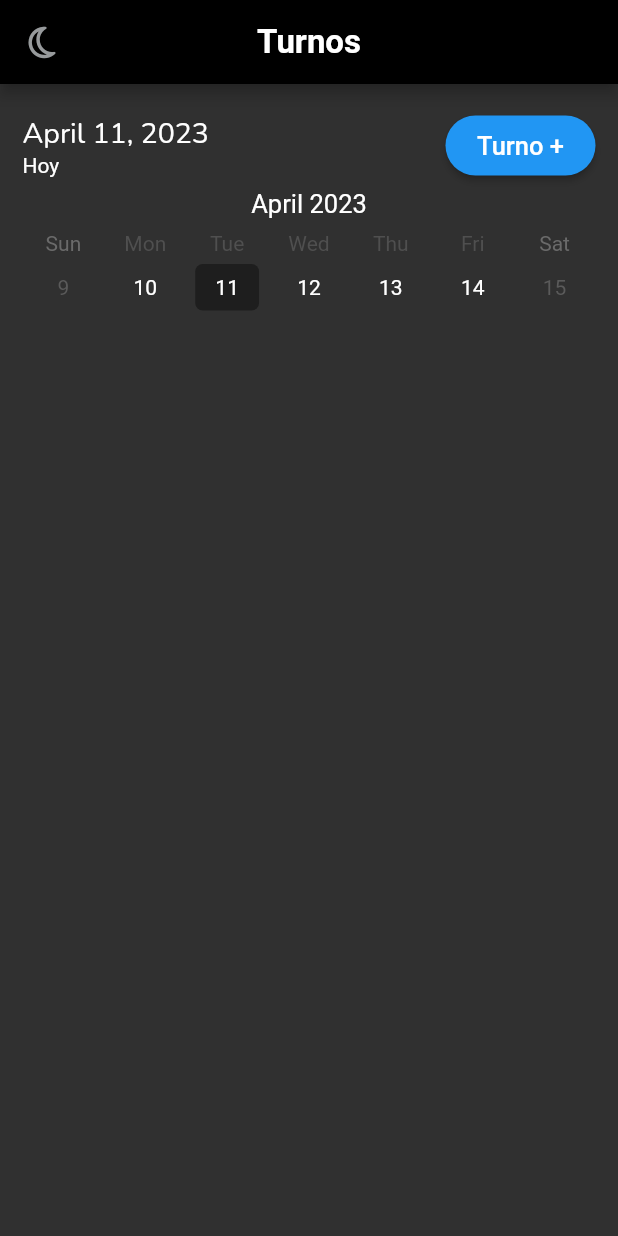
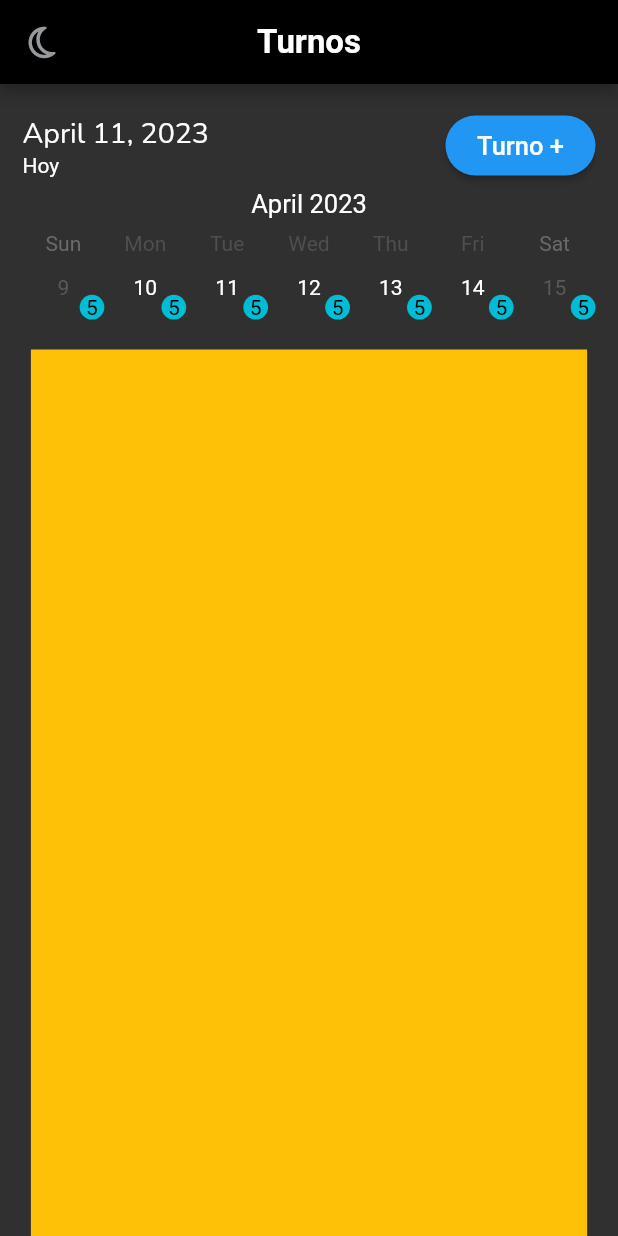
Before and after one commit to CasaGrande34/barber_page, a Flutter app: the TurnosScreen screen opened directly, on a phone screen of 412 x 824 dp. Run offline on Flutter 3.47's test engine with Material 2 defaults, Android fonts, the phone set to English and light mode, and no system bars; drawn by our look-alikes of table_calendar; our stand-ins replace animated_text_kit, email_validator, fluro, font_awesome_flutter, google_fonts, google_nav_bar and 2 more; missing offline and left inert: web_smooth_scroll; accounts and stored records are empty.

Commit message:
acomode el efecto ripple splash pero todavia no lo resolvi, sigo con los turnos

```diff
--- a/lib/UI/home_layout/mobile/screens/turnos_screen.dart
+++ b/lib/UI/home_layout/mobile/screens/turnos_screen.dart
@@ -1,6 +1,7 @@
 import 'package:flutter/material.dart';
 
 import 'package:intl/intl.dart';
+import 'package:landing_page/models/turno.dart';
 import 'package:provider/provider.dart';
 import 'package:table_calendar/table_calendar.dart';
 import 'package:font_awesome_flutter/font_awesome_flutter.dart';
@@ -18,18 +19,27 @@ class TurnosScreen extends StatefulWidget {
 
 class _TurnosScreenState extends State<TurnosScreen> {
   CalendarFormat format = CalendarFormat.week;
-  DateTime today = DateTime.now();
+  late DateTime _selectedDay;
+  late DateTime _focusedDay;
+
+  @override
+  void initState() {
+    _selectedDay = DateTime.now();
+    _focusedDay = DateTime.now();
+    super.initState();
+  }
 
   @override
   Widget build(BuildContext context) {
+    final w = MediaQuery.of(context).size.width;
     final appTheme = Provider.of<ThemeCharger>(context).currentTheme;
     final themeChangerButton = Provider.of<ThemeCharger>(context);
 
-    DateTime today = DateTime.now();
-
-    void onDaySelect(DateTime day, DateTime focusedDay) {
+    void onDaySelect(DateTime selectedDay, DateTime focusedDay) {
       setState(() {
-        today = day;
+        _selectedDay = selectedDay;
+        _focusedDay = focusedDay;
+        print(_selectedDay);
       });
     }
 
@@ -50,6 +60,8 @@ class _TurnosScreenState extends State<TurnosScreen> {
       ),
       body: Padding(
         padding: const EdgeInsets.symmetric(horizontal: SizesApp.padding15),
+        child: SingleChildScrollView(
+          physics: const BouncingScrollPhysics(),
           child: Column(
             children: [
               SizesApp.addVerticalSpace(SizesApp.padding20),
@@ -81,20 +93,88 @@ class _TurnosScreenState extends State<TurnosScreen> {
                     color: Colors.cyan,
                     borderRadius: BorderRadius.circular(SizesApp.padding5),
                   ),
-                  formatButtonTextStyle: const TextStyle(color: Colors.white)),
-
-              selectedDayPredicate: (day) => isSameDay(day, today),
+                  formatButtonTextStyle: const TextStyle(color: Colors.white),
+                ),
+                calendarBuilders: CalendarBuilders(
+                  todayBuilder: (context, day, focusedDay) => Center(
+                    child: Text(day.day.toString()),
+                  ),
+                  markerBuilder: (context, day, events) {
+                    var appts = '5';
+                    return Align(
+                      alignment: Alignment.bottomRight,
+                      child: Container(
+                        alignment: Alignment.center,
+                        height: w * 0.04,
+                        width: w * 0.04,
+                        decoration: const BoxDecoration(
+                            shape: BoxShape.circle, color: Colors.cyan),
+                        child: Text(
+                          appts,
+                          style: const TextStyle(color: Colors.black),
+                        ),
+                      ),
+                    );
+                  },
+                ),
+                selectedDayPredicate: (day) => _selectedDay == day,
                 rowHeight: 43,
                 availableGestures: AvailableGestures.all,
                 firstDay: DateTime.utc(2015, 05, 05),
-              focusedDay: today,
+                focusedDay: _selectedDay,
                 lastDay: DateTime.utc(2025, 05, 05),
                 onDaySelected: onDaySelect,
               ),
               SizesApp.addVerticalSpace(SizesApp.padding20),
+              const ListTurns(),
             ],
           ),
         ),
+      ),
+    );
+  }
+}
+
+class ListTurns extends StatelessWidget {
+  const ListTurns({
+    super.key,
+  });
+
+  @override
+  Widget build(BuildContext context) {
+    final h = MediaQuery.of(context).size.height;
+    final w = MediaQuery.of(context).size.width;
+
+    List<Turno> turnos = [];
+
+    return Container(
+      height: h,
+      width: w * 0.9,
+      color: Colors.amber,
+      child: ListView.builder(
+        itemCount: turnos.length,
+        itemBuilder: (context, index) {
+          final turno = turnos[index];
+          return ItemTurnos(
+            user: turno.user,
+          );
+        },
+      ),
+    );
+  }
+}
+
+class ItemTurnos extends StatelessWidget {
+  final String user;
+  const ItemTurnos({
+    super.key,
+    required this.user,
+  });
+
+  @override
+  Widget build(BuildContext context) {
+    return const ListTile(
+        // title: Text(user.user),
         );
   }
 }
--- a/lib/models/turno.dart
+++ b/lib/models/turno.dart
@@ -1,5 +1,5 @@
 class Turno {
-  final int id;
+  final int turn;
   bool isActive;
   final bool? abonado;
   final String user;
@@ -8,7 +8,7 @@ class Turno {
   final double price;
 
   Turno({
-    required this.id,
+    required this.turn,
     this.isActive = true,
     required this.abonado,
     required this.user,
@@ -18,11 +18,13 @@ class Turno {
   });
 
   factory Turno.fromMap(Map<String, dynamic> json) => Turno(
-        id: json['id'],
+        turn: json['turn'],
         abonado: json['abonado'],
         user: json['user'],
         time: json['time'],
         day: json['day'],
         price: json['price'],
       );
+
+  String formattedDay() => '${day.day}/${day.month}/${day.year}';
 }
```
Also changed, not shown: lib/UI/splash_cambiard.dart (added, +121 -0 lines), lib/router/router_fluro.dart (+4 -6 lines), 1 other file. Lines whose indentation alone changed are shown as unchanged.
